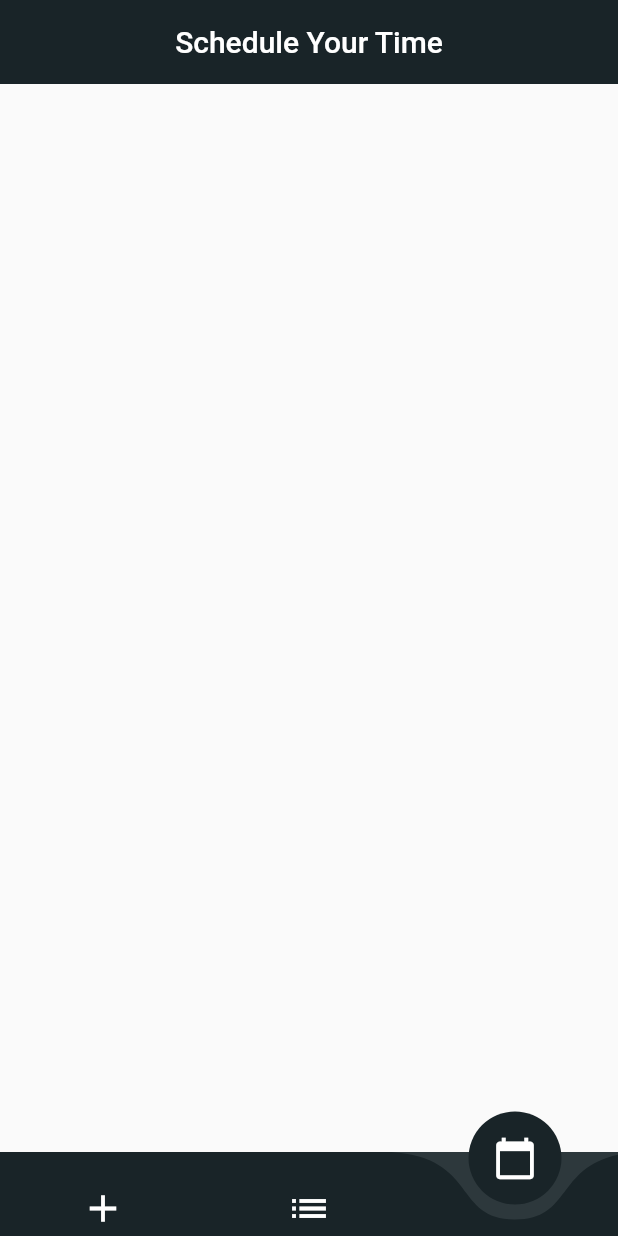
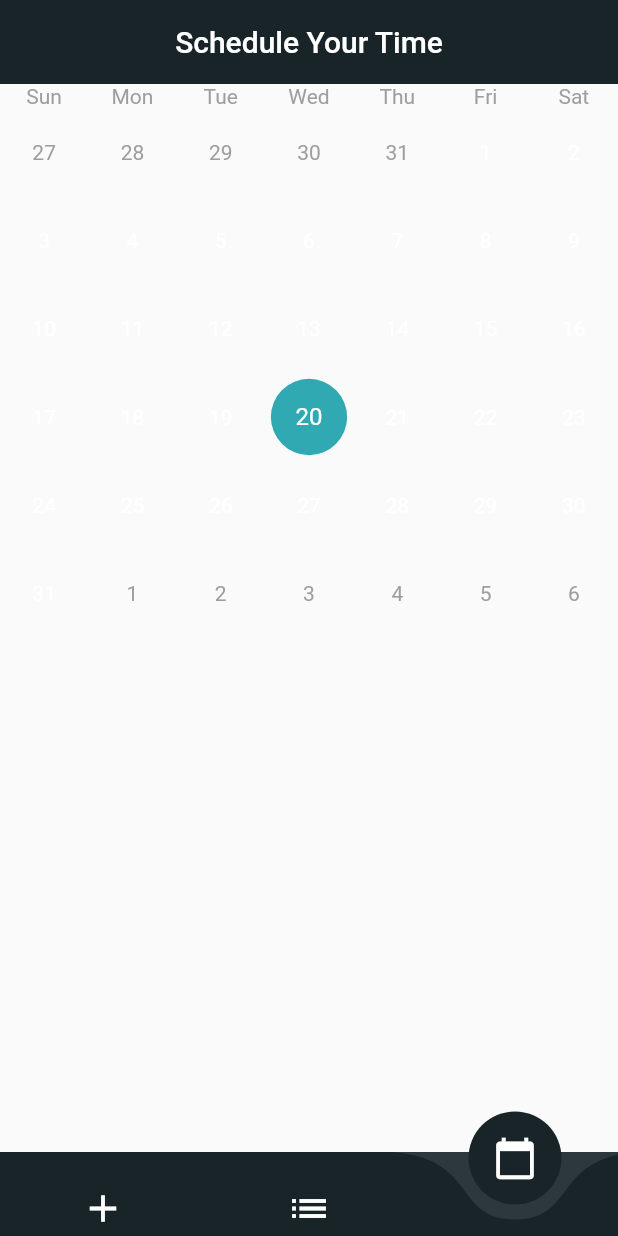
Before and after one commit to danieltyukov/dototick, a Flutter app: the screen it shows after launch, swiped to page 3, on a phone screen of 412 x 824 dp. Run offline on Flutter 3.47's test engine with Material 2 defaults, Android fonts, the phone set to English and light mode, and no system bars; drawn by our look-alikes of curved_navigation_bar, table_calendar; our stand-ins replace google_fonts, shared_preferences.

Commit message:
starting 3rd page calendar

```diff
--- a/lib/functions/pageview.dart
+++ b/lib/functions/pageview.dart
@@ -85,7 +85,7 @@ class _PageViewPageState extends State<PageViewPage> {
         children: <Widget>[
           HomePage(),
           WeeklyPlan(),
-          CalenderSchedule(),
+          CalendarSchedule(),
         ],
       ),
     );
--- a/lib/screens/calendar.dart
+++ b/lib/screens/calendar.dart
@@ -1,17 +1,89 @@
 import 'package:flutter/material.dart';
+import 'package:intl/intl.dart';
+import 'package:table_calendar/table_calendar.dart';
 
-class CalenderSchedule extends StatefulWidget {
-  CalenderSchedule({Key key}) : super(key: key);
+class CalendarSchedule extends StatefulWidget {
+  CalendarSchedule({Key key}) : super(key: key);
 
   @override
-  _CalenderScheduleState createState() => _CalenderScheduleState();
+  _CalendarScheduleState createState() => _CalendarScheduleState();
 }
 
-class _CalenderScheduleState extends State<CalenderSchedule> {
+class _CalendarScheduleState extends State<CalendarSchedule> {
   @override
   Widget build(BuildContext context) {
-    return Container(
-      child: null,
+    return TableCalendar(
+      locale: 'en_US',
+      events: _selectedDay,
+      initialCalendarFormat: CalendarFormat.month,
+      formatAnimation: FormatAnimation.slide,
+      startingDayOfWeek: StartingDayOfWeek.sunday,
+      availableGestures: AvailableGestures.none,
+      availableCalendarFormats: const {
+        CalendarFormat.month: 'Month',
+      },
+      calendarStyle: CalendarStyle(
+        weekdayStyle: TextStyle(color: Colors.white),
+        weekendStyle: TextStyle(color: Colors.white),
+        outsideStyle: TextStyle(color: Colors.grey),
+        unavailableStyle: TextStyle(color: Colors.grey),
+        outsideWeekendStyle: TextStyle(color: Colors.grey),
+      ),
+      daysOfWeekStyle: DaysOfWeekStyle(
+        dowTextBuilder: (date, locale) {
+          return DateFormat.E(locale)
+              .format(date)
+              .substring(0, 3)
+              .toUpperCase();
+        },
+        weekdayStyle: TextStyle(color: Colors.grey),
+        weekendStyle: TextStyle(color: Colors.grey),
+      ),
+      headerVisible: false,
+      builders: CalendarBuilders(
+        markersBuilder: (context, date, events, holidays) {
+          return [
+            Container(
+              decoration: new BoxDecoration(
+                color: Color(0xFF30A9B2),
+                shape: BoxShape.circle,
+              ),
+              margin: const EdgeInsets.all(4.0),
+              width: 4,
+              height: 4,
+            )
+          ];
+        },
+        selectedDayBuilder: (context, date, _) {
+          return Container(
+            decoration: new BoxDecoration(
+              color: Color(0xFF30A9B2),
+              shape: BoxShape.circle,
+            ),
+            margin: const EdgeInsets.all(4.0),
+            width: 100,
+            height: 100,
+            child: Center(
+              child: Text(
+                '${date.day}',
+                style: TextStyle(
+                  fontSize: 16.0,
+                  color: Colors.white,
+                ),
+              ),
+            ),
+          );
+        },
+      ),
+      // calendarController: null,
     );
   }
+
+  final Map<DateTime, List> _selectedDay = {
+    DateTime(2019, 4, 3): ['Selected Day in the calendar!'],
+    DateTime(2019, 4, 5): ['Selected Day in the calendar!'],
+    DateTime(2019, 4, 22): ['Selected Day in the calendar!'],
+    DateTime(2019, 4, 24): ['Selected Day in the calendar!'],
+    DateTime(2019, 4, 26): ['Selected Day in the calendar!'],
+  };
 }
--- a/pubspec.yaml
+++ b/pubspec.yaml
@@ -25,6 +25,9 @@ dependencies:
     sdk: flutter
   curved_navigation_bar: ^0.3.7
   js: ^0.6.2
+  table_calendar: ^2.3.3
+  google_fonts: ^1.1.1
+  shared_preferences: ^0.5.12+4
 
   # The following adds the Cupertino Icons font to your application.
   # Use with the CupertinoIcons class for iOS style icons.
```
Also changed, not shown: lib/constants/theme.dart (added, +76 -0 lines), pubspec.lock.
